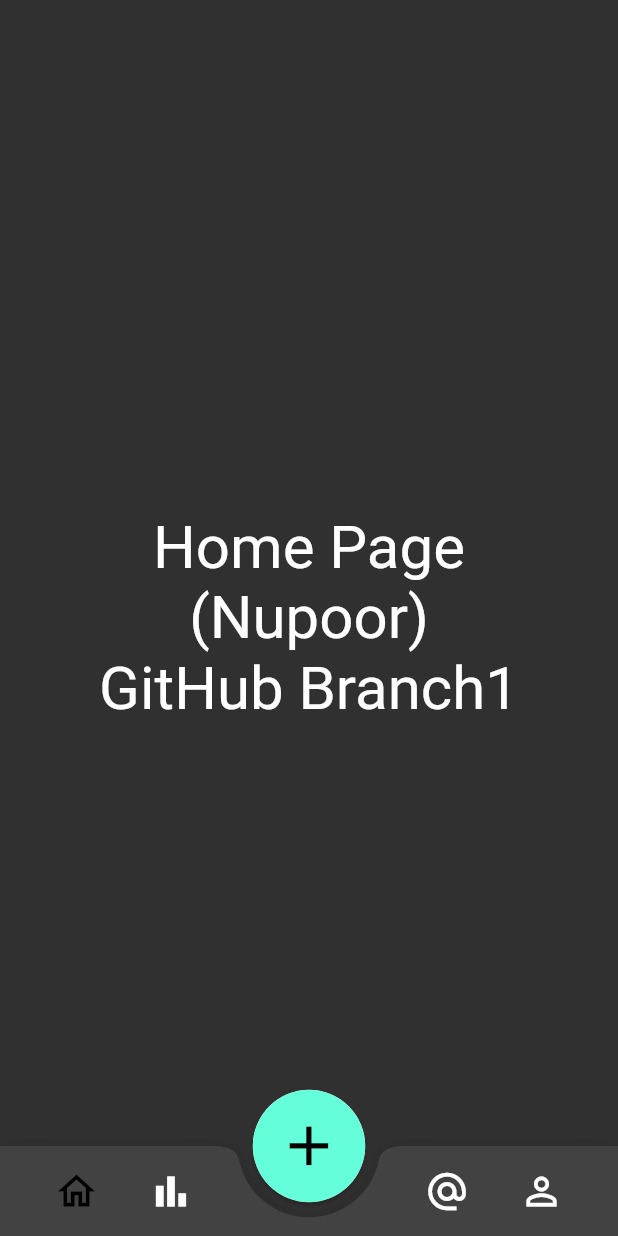
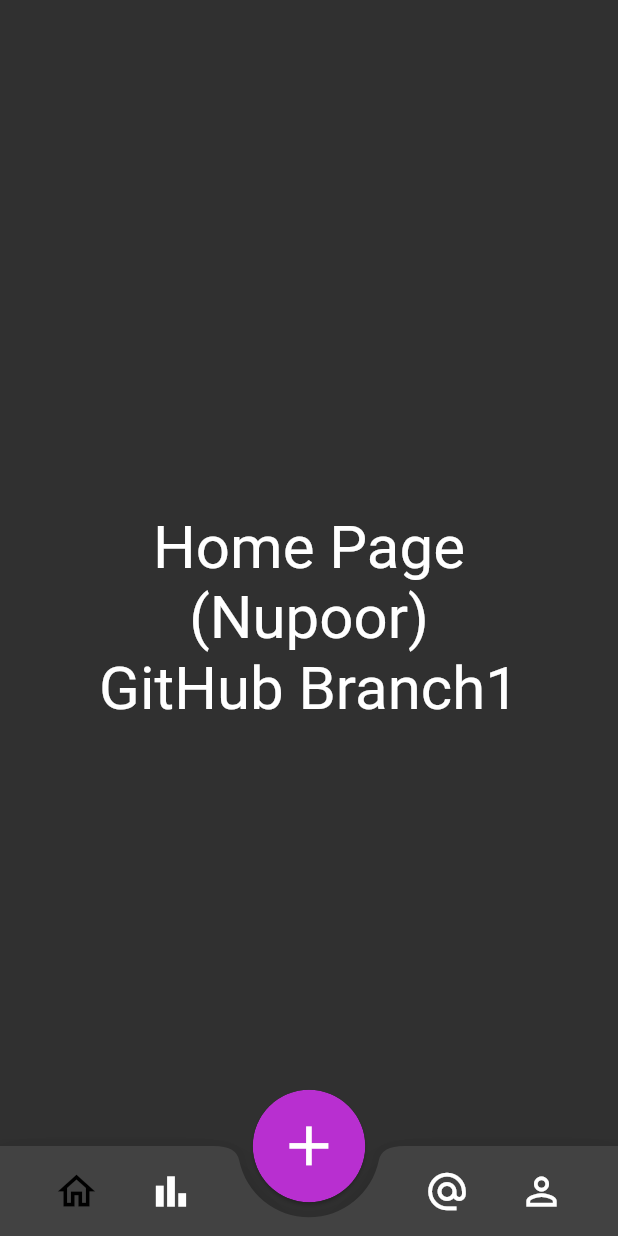
Before and after one commit to AadityaCholayil/DietMate, a Flutter app: the screen it shows after launch, on a phone screen of 412 x 824 dp. Run offline on Flutter 3.47's test engine with Material 2 defaults, Android fonts, the phone set to English and light mode, and no system bars; our stand-ins replace preload_page_view.

Commit message:
theme added dark

```diff
--- a/lib/home_screen.dart
+++ b/lib/home_screen.dart
@@ -44,6 +44,8 @@
         width: 75,
         child: FittedBox(
           child: OpenContainer(
+            closedColor: Theme.of(context).canvasColor,
+            openColor: Theme.of(context).canvasColor,
             transitionDuration: Duration(milliseconds: 350),
             openBuilder: (context, closedContainer){
               return FoodForm();
--- a/lib/themes/dark_theme.dart
+++ b/lib/themes/dark_theme.dart
@@ -16,7 +16,7 @@
   primaryColorBrightness: Brightness.dark,
   primaryColorLight: Color( 0xff9e9e9e ),
   primaryColorDark: Color( 0xff000000 ),
-  accentColor: Color( 0xff64ffda ),
+  accentColor: Color( 0xffb82fd0 ),
   accentColorBrightness: Brightness.light,
   canvasColor: Color( 0xff303030 ),
   scaffoldBackgroundColor: Color( 0xff303030 ),
@@ -29,11 +29,11 @@
   unselectedWidgetColor: Color( 0xb3ffffff ),
   disabledColor: Color( 0x62ffffff ),
   buttonColor: Color( 0xff1e88e5 ),
-  toggleableActiveColor: Color( 0xff64ffda ),
+  toggleableActiveColor: Color( 0xff9326a6 ),
   secondaryHeaderColor: Color( 0xff616161 ),
   backgroundColor: Color( 0xff616161 ),
   dialogBackgroundColor: Color( 0xff424242 ),
-  indicatorColor: Color( 0xff64ffda ),
+  indicatorColor: Color( 0xffb82fd0 ),
   hintColor: Color( 0x80ffffff ),
   errorColor: Color( 0xffd32f2f ),
   buttonTheme: ButtonThemeData(
@@ -54,10 +54,10 @@
     focusColor: Color( 0x1fffffff ),
     hoverColor: Color( 0x0affffff ),
     colorScheme: ColorScheme(
-      primary: Color( 0xff2196f3 ),
+      primary: Color( 0xffde9ee9 ),
       primaryVariant: Color( 0xff000000 ),
-      secondary: Color( 0xff64ffda ),
-      secondaryVariant: Color( 0xff00bfa5 ),
+      secondary: Color( 0xffb82fd0 ),
+      secondaryVariant: Color( 0xff6f1c7d ),
       surface: Color( 0xff424242 ),
       background: Color( 0xff616161 ),
       error: Color( 0xffd32f2f ),
```
